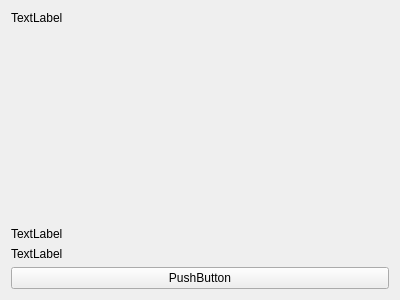
The window that OnLib/OnLib/BookPreview.ui (Andrew-Gh21/OnLib) describes before a commit, drawn with Qt 5.
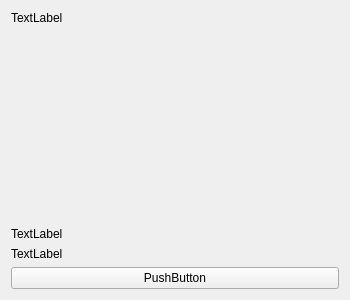
The same window after the commit.

Commit message:
Edited layout sectionContent
Section content is displaying a maximum number of books and books have spacing between them.

Diff of the .ui file:
```diff
--- a/OnLib/OnLib/BookPreview.ui
+++ b/OnLib/OnLib/BookPreview.ui
@@ -6,10 +6,22 @@
    <rect>
     <x>0</x>
     <y>0</y>
-    <width>400</width>
+    <width>350</width>
     <height>300</height>
    </rect>
   </property>
+  <property name="minimumSize">
+   <size>
+    <width>350</width>
+    <height>0</height>
+   </size>
+  </property>
+  <property name="maximumSize">
+   <size>
+    <width>350</width>
+    <height>16777215</height>
+   </size>
+  </property>
   <property name="windowTitle">
    <string>BookPreview</string>
   </property>
```
The commit also changes 3 other files.
